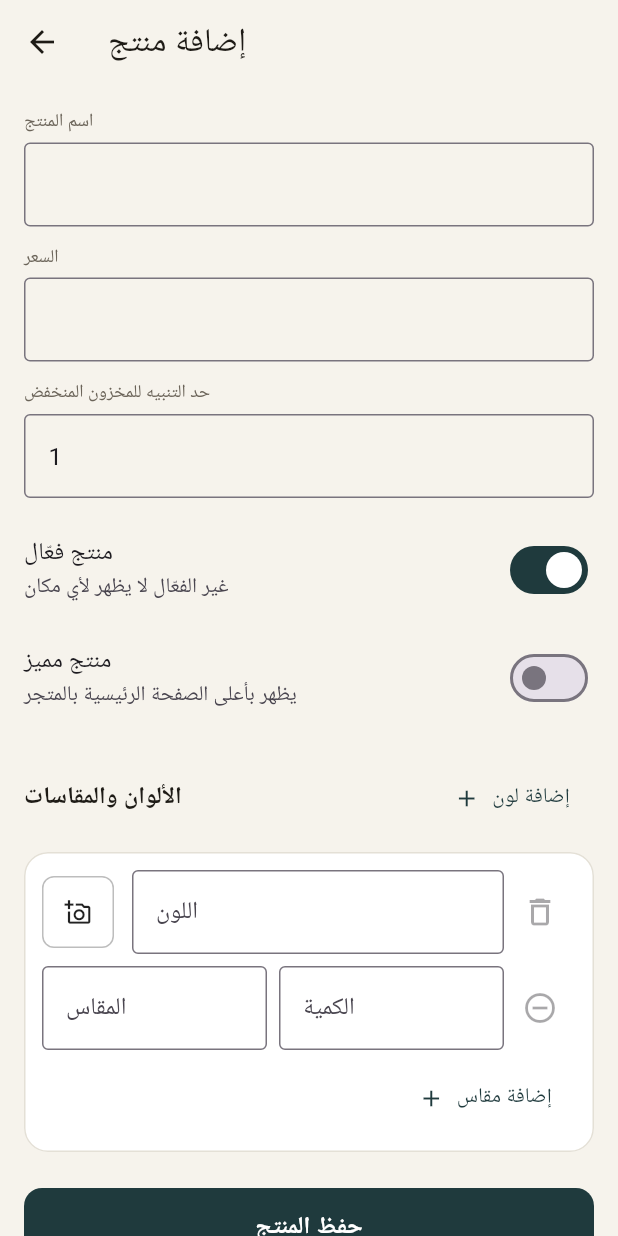
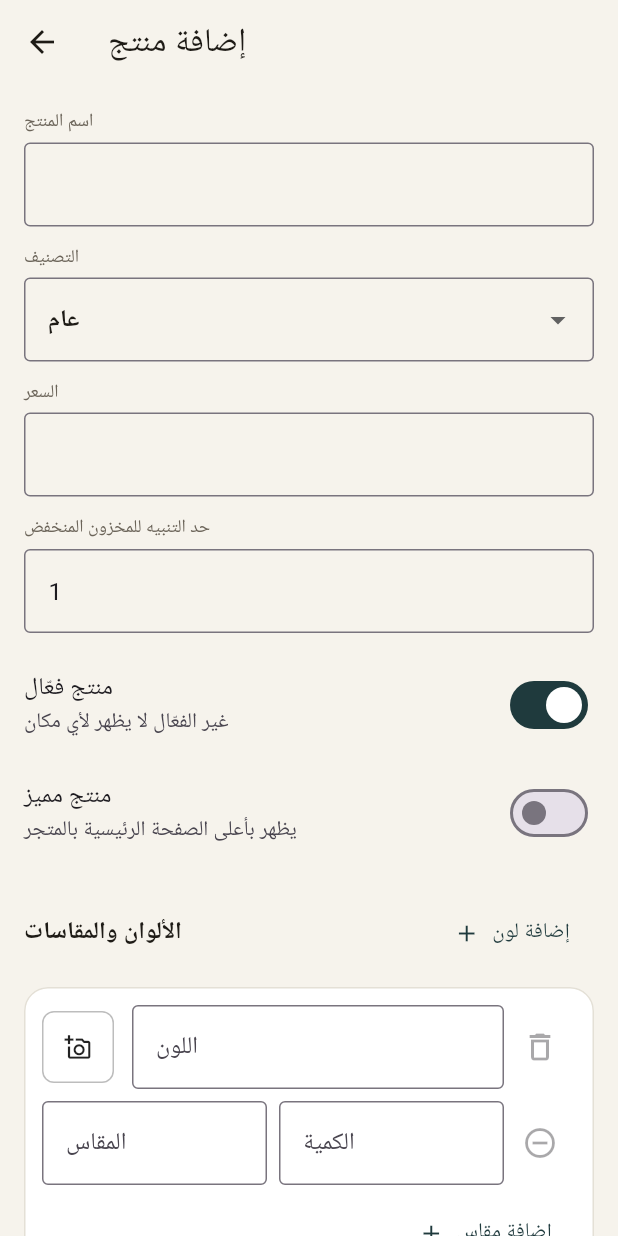
Before and after one commit to yazanhmaed/altamayuz-web-, a Flutter app: the AddProductScreen screen opened directly, on a phone screen of 412 x 824 dp. Run offline on Flutter 3.47's test engine with Material 3 defaults, Android fonts, the phone set to English and light mode, and no system bars; our stand-ins replace cloud_firestore, cloud_functions, file_picker, firebase_core, firebase_messaging, firebase_storage and 3 more; missing offline and left inert: excel, firebase_app_check, simple_barcode_scanner; accounts and stored records are empty; Roboto replaces fonts that are missing (Tajawal).

Commit message:
Add single-category support for products (admin + storefront)
- ProductModel: add category field, defaulting to 'عام' everywhere
  (constructor, toMap/fromMap, copyWith) so existing products without
  one keep working.
- InventoryCubit: categoryCtrl + addingNewCategory, an availableCategories
  getter derived live from the loaded products cache, and
  toggleAddingNewCategory; wired into clearForm/fillFormForEdit/
  buildProductFromInputs.
- add_product.dart: category field after the name field — a dropdown of
  in-use categories plus a "+ new category" option that reveals a text
  field (with cancel), avoiding duplicate categories from free text.
- syncPublicProduct: forwards category (falling back to 'عام') to
  products_public.
- Storefront: PublicProductModel gains category; extracted ProductCard
  and CartBar out of store_home_page.dart into shared widgets so the
  new CategoryProductsPage can reuse them without duplication; added a
  category chip row (hidesd during search) on the home screen that
  navigates to it.

Co-Authored-By: Claude Sonnet 5 <noreply@anthropic.com>
Claude-Session: https://claude.ai/code/session_013fvPgQSkpuHuWaqUTnkw4N

```diff
--- a/admin_app/lib/cubit/inventory/inventory_cubit.dart
+++ b/admin_app/lib/cubit/inventory/inventory_cubit.dart
@@ -76,11 +76,21 @@ class InventoryCubit extends Cubit<InventoryState> {
   final nameCtrl = TextEditingController();
   final priceCtrl = TextEditingController();
   final lowStockCtrl = TextEditingController(text: '1');
+  final categoryCtrl = TextEditingController(text: 'عام');
+  bool addingNewCategory = false;
   final List<ColorFormRow> colorRows = [ColorFormRow()];
   final Map<String, XFile?> pendingColorImages = {}; // color -> newly picked, not yet uploaded
   bool isActive = true;
   bool isFeatured = false;
   ProductModel? editingProduct;
+
+  /// Distinct categories currently in use, derived live from the loaded
+  /// products cache — always includes the 'عام' (General) default so it's
+  /// available even before any product has been saved.
+  List<String> get availableCategories {
+    final set = <String>{'عام', ...products.map((p) => p.category)};
+    return set.toList()..sort();
+  }
 
   // ---- restock-only form state ----
   ProductModel? restockProduct;
@@ -124,6 +134,8 @@ class InventoryCubit extends Cubit<InventoryState> {
     nameCtrl.clear();
     priceCtrl.clear();
     lowStockCtrl.text = '1';
+    categoryCtrl.text = 'عام';
+    addingNewCategory = false;
     isActive = true;
     isFeatured = false;
     for (final row in colorRows) {
@@ -141,6 +153,8 @@ class InventoryCubit extends Cubit<InventoryState> {
     nameCtrl.text = product.name;
     priceCtrl.text = product.price.toString();
     lowStockCtrl.text = product.lowStockThreshold.toString();
+    categoryCtrl.text = product.category;
+    addingNewCategory = false;
     isActive = product.isActive;
     isFeatured = product.isFeatured;
 
@@ -207,6 +221,14 @@ class InventoryCubit extends Cubit<InventoryState> {
     emit(InventoryFormChanged());
   }
 
+  void toggleAddingNewCategory(bool value) {
+    addingNewCategory = value;
+    if (!value) {
+      categoryCtrl.clear();
+    }
+    emit(InventoryFormChanged());
+  }
+
   void pickColorImage(String color, XFile file) {
     pendingColorImages[color] = file;
     emit(InventoryFormChanged());
@@ -261,6 +283,7 @@ class InventoryCubit extends Cubit<InventoryState> {
     }
 
     final now = DateTime.now();
+    final trimmedCategory = categoryCtrl.text.trim();
     return ProductModel(
       id: id,
       name: nameCtrl.text.trim(),
@@ -270,6 +293,7 @@ class InventoryCubit extends Cubit<InventoryState> {
       stock: stock,
       isActive: isActive,
       isFeatured: isFeatured,
+      category: trimmedCategory.isEmpty ? 'عام' : trimmedCategory,
       lowStockThreshold: int.tryParse(lowStockCtrl.text.trim()) ?? 1,
       createdAt: editingProduct?.createdAt ?? now,
       updatedAt: now,
@@ -557,6 +581,7 @@ class InventoryCubit extends Cubit<InventoryState> {
     nameCtrl.dispose();
     priceCtrl.dispose();
     lowStockCtrl.dispose();
+    categoryCtrl.dispose();
     for (final row in colorRows) {
       row.dispose();
     }
--- a/admin_app/lib/data/product/product_model.dart
+++ b/admin_app/lib/data/product/product_model.dart
@@ -7,6 +7,7 @@ class ProductModel {
   final Map<String, Map<String, int>> stock; // color -> size -> qty
   final bool isActive;
   final bool isFeatured; // shown on storefront homepage hero/carousel
+  final String category; // single category, defaults to 'عام' (General)
   final int lowStockThreshold;
   final DateTime createdAt;
   final DateTime updatedAt;
@@ -20,6 +21,7 @@ class ProductModel {
     required this.stock,
     required this.isActive,
     this.isFeatured = false,
+    this.category = 'عام',
     required this.lowStockThreshold,
     required this.createdAt,
     required this.updatedAt,
@@ -41,6 +43,7 @@ class ProductModel {
     Map<String, Map<String, int>>? stock,
     bool? isActive,
     bool? isFeatured,
+    String? category,
     int? lowStockThreshold,
     DateTime? createdAt,
     DateTime? updatedAt,
@@ -54,6 +57,7 @@ class ProductModel {
       stock: stock ?? this.stock,
       isActive: isActive ?? this.isActive,
       isFeatured: isFeatured ?? this.isFeatured,
+      category: category ?? this.category,
       lowStockThreshold: lowStockThreshold ?? this.lowStockThreshold,
       createdAt: createdAt ?? this.createdAt,
       updatedAt: updatedAt ?? DateTime.now(),
@@ -69,6 +73,7 @@ class ProductModel {
     'stock': stock,
     'isActive': isActive,
     'isFeatured': isFeatured,
+    'category': category,
     'lowStockThreshold': lowStockThreshold,
     'createdAt': createdAt.toIso8601String(),
     'updatedAt': updatedAt.toIso8601String(),
@@ -91,6 +96,7 @@ class ProductModel {
       ),
       isActive: map['isActive'] as bool? ?? true,
       isFeatured: map['isFeatured'] as bool? ?? false,
+      category: (map['category'] as String?)?.trim().isNotEmpty == true ? map['category'] as String : 'عام',
       lowStockThreshold: (map['lowStockThreshold'] as num?)?.toInt() ?? 1,
       createdAt: DateTime.tryParse(map['createdAt'] as String? ?? '') ?? DateTime.now(),
       updatedAt: DateTime.tryParse(map['updatedAt'] as String? ?? '') ?? DateTime.now(),
--- a/admin_app/lib/screens/products/add_product.dart
+++ b/admin_app/lib/screens/products/add_product.dart
@@ -8,6 +8,10 @@ import '../../cubit/inventory/inventory_cubit.dart';
 import '../../cubit/inventory/inventory_state.dart';
 import '../../data/product/product_model.dart';
 import '../../widgets/labeled.dart';
+
+/// Sentinel item value for the "+ new category" option in the category
+/// dropdown — never a legal category name itself.
+const _newCategorySentinel = '__new_category__';
 
 class AddProductScreen extends StatefulWidget {
   final ProductModel? product;
@@ -59,6 +63,54 @@ class _AddProductScreenState extends State<AddProductScreen> {
                   decoration: const InputDecoration(border: OutlineInputBorder()),
                   validator: (v) => (v == null || v.trim().isEmpty) ? 'مطلوب' : null,
                 ),
+              ),
+              const SizedBox(height: 12),
+              Labeled(
+                label: 'التصنيف',
+                child: cubit.addingNewCategory
+                    ? Row(
+                        children: [
+                          Expanded(
+                            child: TextFormField(
+                              controller: cubit.categoryCtrl,
+                              autofocus: true,
+                              decoration: const InputDecoration(
+                                labelText: 'اسم التصنيف الجديد',
+                                border: OutlineInputBorder(),
+                              ),
+                              validator: (v) => (v == null || v.trim().isEmpty) ? 'مطلوب' : null,
+                            ),
+                          ),
+                          const SizedBox(width: 8),
+                          TextButton(
+                            onPressed: () => cubit.toggleAddingNewCategory(false),
+                            child: const Text('إلغاء'),
+                          ),
+                        ],
+                      )
+                    : DropdownButtonFormField<String>(
+                        value: cubit.availableCategories.contains(cubit.categoryCtrl.text)
+                            ? cubit.categoryCtrl.text
+                            : null,
+                        decoration: const InputDecoration(border: OutlineInputBorder()),
+                        items: [
+                          for (final c in cubit.availableCategories)
+                            DropdownMenuItem(value: c, child: Text(c)),
+                          const DropdownMenuItem(
+                            value: _newCategorySentinel,
+                            child: Text('+ تصنيف جديد'),
+                          ),
+                        ],
+                        validator: (v) => (v == null || v.isEmpty) ? 'مطلوب' : null,
+                        onChanged: (value) {
+                          if (value == null) return;
+                          if (value == _newCategorySentinel) {
+                            cubit.toggleAddingNewCategory(true);
+                          } else {
+                            setState(() => cubit.categoryCtrl.text = value);
+                          }
+                        },
+                      ),
               ),
               const SizedBox(height: 12),
               Labeled(
--- a/storefront/lib/models/public_product_model.dart
+++ b/storefront/lib/models/public_product_model.dart
@@ -25,6 +25,7 @@ class PublicProductModel {
   final String name;
   final double price;
   final bool isFeatured;
+  final String category;
   final List<ProductVariant> variants;
 
   const PublicProductModel({
@@ -32,6 +33,7 @@ class PublicProductModel {
     required this.name,
     required this.price,
     required this.isFeatured,
+    required this.category,
     required this.variants,
   });
 
@@ -45,6 +47,7 @@ class PublicProductModel {
       name: map['name'] as String,
       price: (map['price'] as num).toDouble(),
       isFeatured: map['isFeatured'] as bool? ?? false,
+      category: map['category'] as String? ?? 'عام',
       variants: (map['variants'] as List)
           .map((v) => ProductVariant.fromMap(Map<String, dynamic>.from(v as Map)))
           .toList(),
```
Also changed, not shown: storefront/lib/screens/category_products_page.dart (added, +62 -0 lines), storefront/lib/screens/store_home_page.dart (+30 -104 lines), storefront/lib/widgets/cart_bar.dart (added, +45 -0 lines), storefront/lib/widgets/product_card.dart (added, +67 -0 lines), 1 other file.
